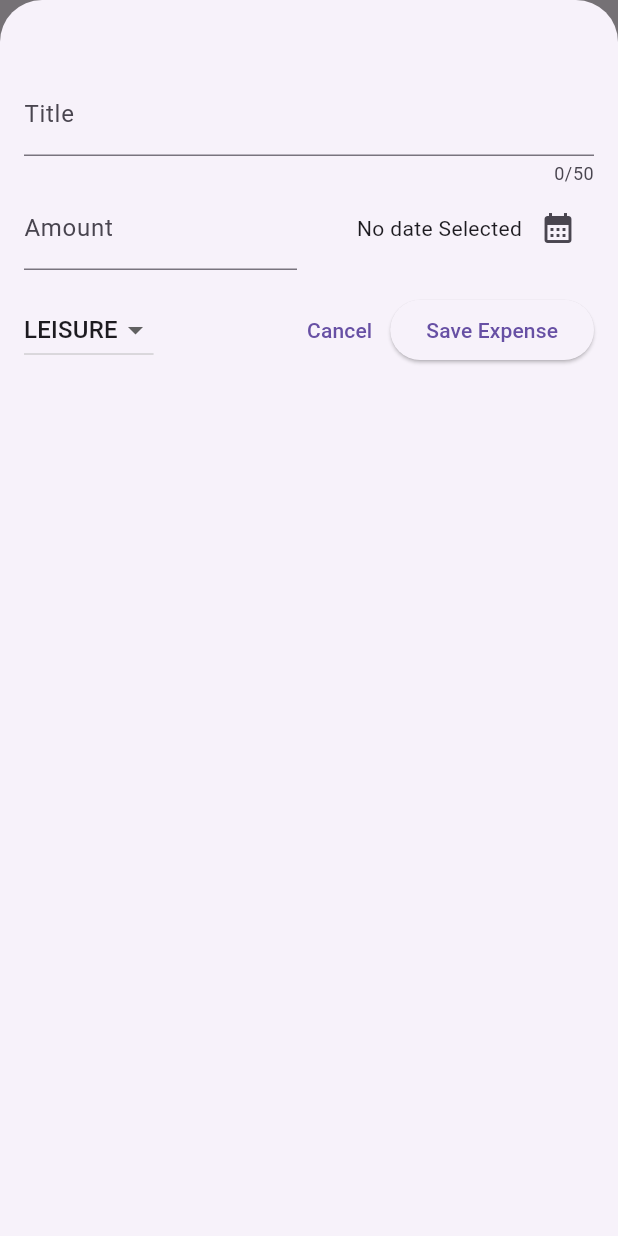
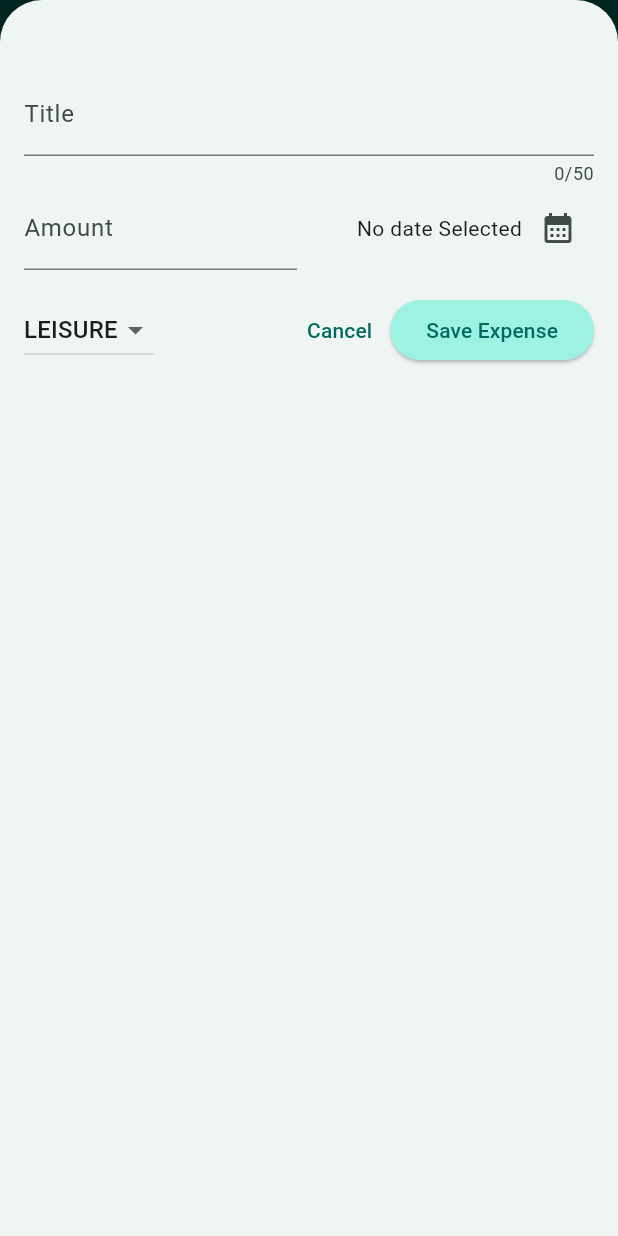
Before and after one commit to taejun864/flutter_expense_tracker, a Flutter app: the screen it shows after launch, after a tap on the "add" icon, on a phone screen of 412 x 824 dp. Run offline on Flutter 3.47's test engine with Material 3 defaults, Android fonts, the phone set to English and light mode, and no system bars.

Commit message:
themeing

```diff
--- a/lib/main.dart
+++ b/lib/main.dart
@@ -2,10 +2,57 @@ import 'package:flutter/material.dart';
 
 import 'package:expense_tracker/widgets/expenses.dart';
 
+var kColorScheme = ColorScheme.fromSeed(seedColor: Colors.teal);
+
+var kDarkColorScheme = ColorScheme.fromSeed(brightness: Brightness.dark, seedColor: const Color.fromARGB(255, 5, 99, 125));
+
 void main() {
   runApp(
-    const MaterialApp(
-      home: Expenses(),
+    MaterialApp(
+      darkTheme: ThemeData.dark().copyWith(
+        colorScheme: kDarkColorScheme,
+        cardTheme: const CardTheme().copyWith(
+          color: kDarkColorScheme.secondaryContainer,
+          margin: const EdgeInsets.symmetric(
+            horizontal: 16,
+            vertical: 8,
+          ),
+        ),
+        elevatedButtonTheme: ElevatedButtonThemeData(
+          style: ElevatedButton.styleFrom(
+            backgroundColor: kDarkColorScheme.primaryContainer,
+            foregroundColor: kDarkColorScheme.onPrimaryContainer,
+          ),
+        ),
+      ),
+      theme: ThemeData().copyWith(
+        colorScheme: kColorScheme,
+        appBarTheme: const AppBarTheme().copyWith(
+          backgroundColor: kColorScheme.onPrimaryContainer,
+          foregroundColor: kColorScheme.primaryContainer,
+        ),
+        cardTheme: const CardTheme().copyWith(
+          color: kColorScheme.secondaryContainer,
+          margin: const EdgeInsets.symmetric(
+            horizontal: 16,
+            vertical: 8,
+          ),
+        ),
+        elevatedButtonTheme: ElevatedButtonThemeData(
+          style: ElevatedButton.styleFrom(
+            backgroundColor: kColorScheme.primaryContainer,
+          ),
+        ),
+        textTheme: ThemeData().textTheme.copyWith(
+              titleLarge: TextStyle(
+                fontWeight: FontWeight.bold,
+                color: kColorScheme.onSecondaryContainer,
+                fontSize: 16,
+              ),
+            ),
+      ),
+      themeMode: ThemeMode.system,
+      home: const Expenses(),
     ),
   );
 }
--- a/lib/widgets/expenses_list/expense_item.dart
+++ b/lib/widgets/expenses_list/expense_item.dart
@@ -16,8 +16,12 @@ class ExpenseItem extends StatelessWidget {
           vertical: 16,
         ),
         child: Column(
+          crossAxisAlignment: CrossAxisAlignment.start,
           children: [
-            Text(expense.title),
+            Text(
+              expense.title,
+              style: Theme.of(context).textTheme.titleLarge,
+            ),
             const SizedBox(height: 4),
             Row(
               children: [
--- a/lib/widgets/expenses_list/expenses_list.dart
+++ b/lib/widgets/expenses_list/expenses_list.dart
@@ -19,6 +19,10 @@ class ExpensesList extends StatelessWidget {
       itemCount: expenses.length,
       itemBuilder: (ctx, index) => Dismissible(
         key: ValueKey(expenses[index]),
+        background: Container(
+          color: Theme.of(context).colorScheme.error.withOpacity(0.75),
+          margin: EdgeInsets.symmetric(horizontal: Theme.of(context).cardTheme.margin!.horizontal),
+        ),
         onDismissed: (direction) {
           onRemoveExpense(expenses[index]);
         },
```
